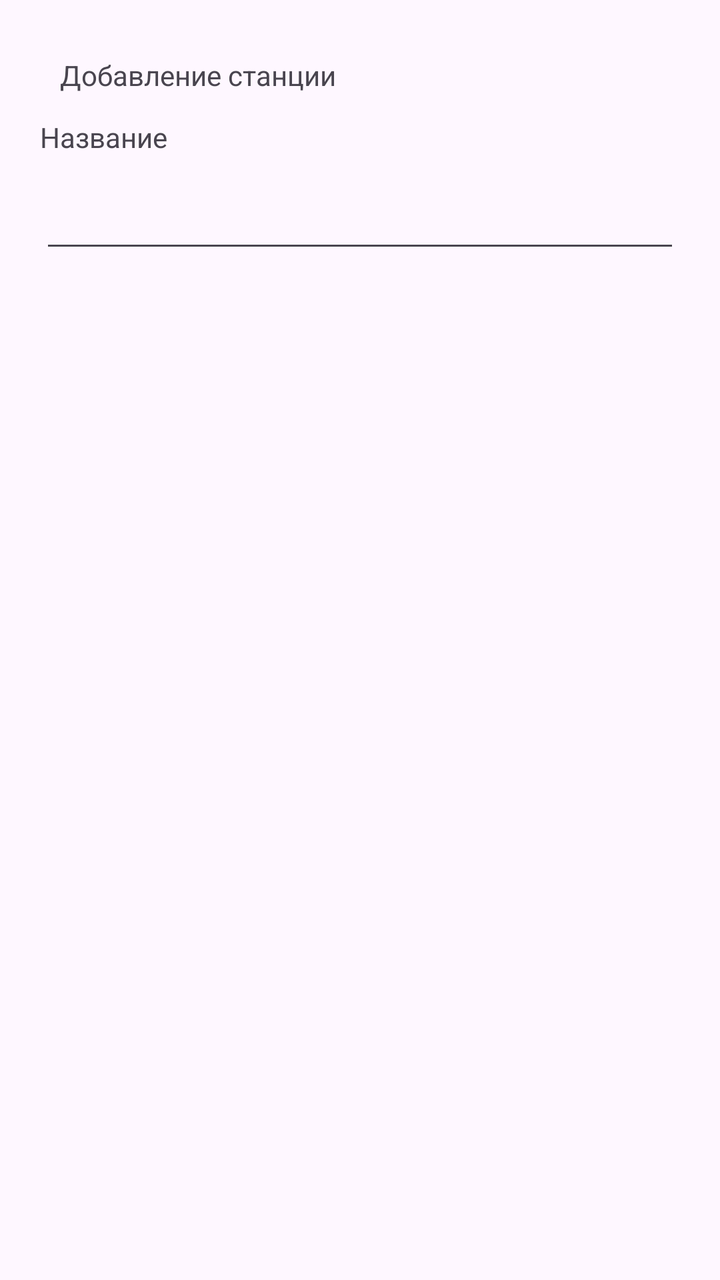
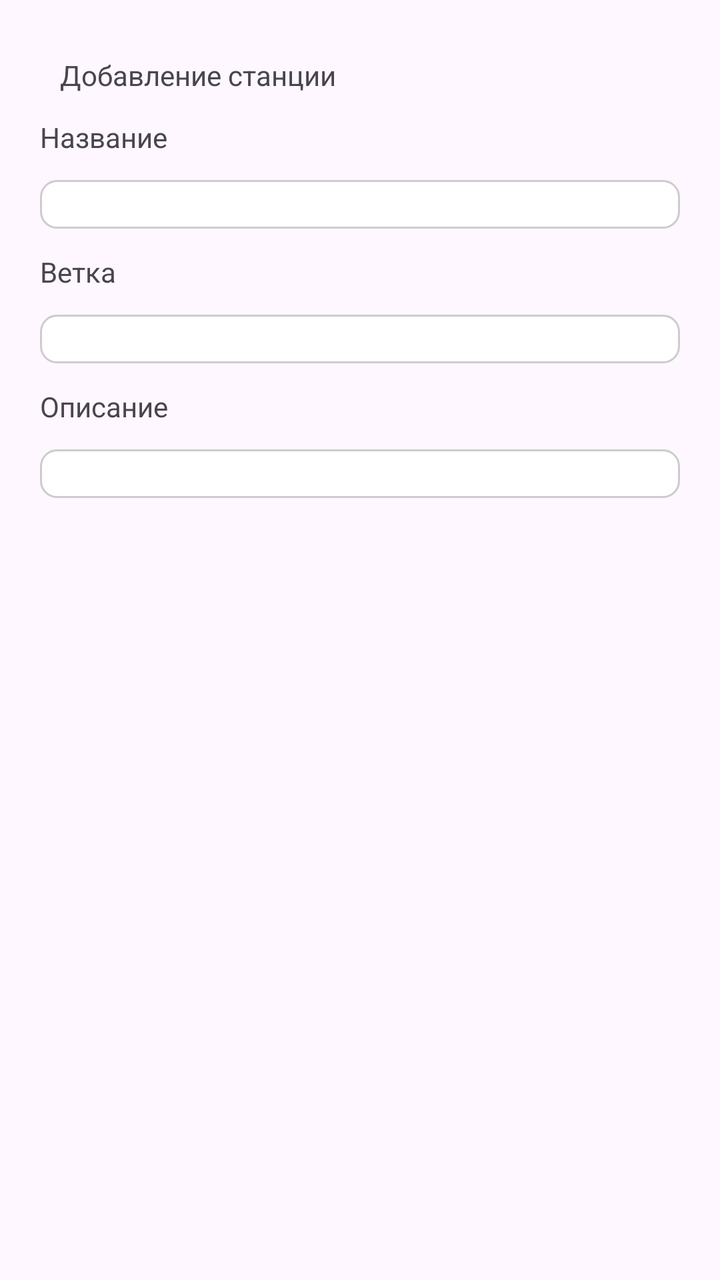

Compare the two renders of this Android layout. The source of the first and the diff that turns it into the second are given below.
<!-- AndroidManifest.xml: application theme Theme.VKR -->
<!-- res/layout/fragment_add_station.xml -->
<?xml version="1.0" encoding="utf-8"?>
<androidx.constraintlayout.widget.ConstraintLayout xmlns:android="http://schemas.android.com/apk/res/android"
    xmlns:app="http://schemas.android.com/apk/res-auto"
    xmlns:tools="http://schemas.android.com/tools"
    android:layout_width="match_parent"
    android:id="@+id/station_fragment"
    tools:context=".fragments.AddStationFragment"
    android:layout_height="match_parent">

    <ScrollView
        android:layout_width="match_parent"
        android:layout_height="match_parent"
        android:fillViewport="true"
        app:layout_constraintBottom_toBottomOf="parent"
        app:layout_constraintEnd_toEndOf="parent"
        app:layout_constraintStart_toStartOf="parent"
        app:layout_constraintTop_toTopOf="parent">

        <androidx.constraintlayout.widget.ConstraintLayout
            android:layout_width="match_parent"
            android:paddingHorizontal="20dp"

            android:layout_height="wrap_content">

            <TextView
                android:id="@+id/add_station_txt"
                android:layout_width="wrap_content"
                android:layout_height="wrap_content"
                android:layout_marginTop="28dp"
                android:text="Добавление станции"
                app:layout_constraintEnd_toEndOf="parent"
                app:layout_constraintHorizontal_bias="0.055"
                app:layout_constraintStart_toStartOf="parent"

                app:layout_constraintTop_toTopOf="parent" />





            <TextView
                android:id="@+id/add_station_name_txt"
                android:layout_width="0dp"
                android:layout_height="wrap_content"
                android:layout_marginTop="12dp"
                android:text="Название"
                app:layout_constraintEnd_toEndOf="parent"
                app:layout_constraintStart_toStartOf="parent"
                app:layout_constraintTop_toBottomOf="@+id/add_station_txt" />
            <EditText
                android:layout_width="0dp"
                android:layout_height="wrap_content"
                android:layout_marginTop="12dp"

                app:layout_constraintEnd_toEndOf="parent"
                app:layout_constraintStart_toStartOf="parent"
                app:layout_constraintTop_toBottomOf="@+id/add_station_name_txt" />



        </androidx.constraintlayout.widget.ConstraintLayout>
    </ScrollView>
</androidx.constraintlayout.widget.ConstraintLayout>
<!-- resources referenced by this layout -->
<resources>
  <style name="Theme.VKR" parent="Base.Theme.VKR" />
  <style name="Base.Theme.VKR" parent="Theme.Material3.DayNight.NoActionBar">
          
          
      </style>
</resources>

<!-- the commit's change to res/layout/fragment_add_station.xml (unified diff, before → after) -->
@@ -48,14 +48,57 @@
                 app:layout_constraintStart_toStartOf="parent"
                 app:layout_constraintTop_toBottomOf="@+id/add_station_txt" />
             <EditText
+                android:id="@+id/add_station_name_edit"
                 android:layout_width="0dp"
                 android:layout_height="wrap_content"
                 android:layout_marginTop="12dp"
+                android:background="@drawable/edit_text_rounded"
 
                 app:layout_constraintEnd_toEndOf="parent"
                 app:layout_constraintStart_toStartOf="parent"
                 app:layout_constraintTop_toBottomOf="@+id/add_station_name_txt" />
+            <TextView
+                android:id="@+id/add_station_branch_txt"
+                android:layout_width="0dp"
+                android:layout_height="wrap_content"
+                android:layout_marginTop="12dp"
+                android:text="Ветка"
+                app:layout_constraintEnd_toEndOf="parent"
+                app:layout_constraintStart_toStartOf="parent"
+                app:layout_constraintTop_toBottomOf="@+id/add_station_name_edit" />
+            <EditText
+                android:id="@+id/add_station_branch_edit"
 
+                android:layout_width="0dp"
+                android:layout_height="wrap_content"
+                android:layout_marginTop="12dp"
+                android:background="@drawable/edit_text_rounded"
+
+                app:layout_constraintEnd_toEndOf="parent"
+                app:layout_constraintStart_toStartOf="parent"
+                app:layout_constraintTop_toBottomOf="@+id/add_station_branch_txt" />
+
+            <TextView
+                android:id="@+id/add_station_description_txt"
+                android:layout_width="0dp"
+                android:layout_height="wrap_content"
+                android:layout_marginTop="12dp"
+                android:text="Описание"
+                app:layout_constraintEnd_toEndOf="parent"
+                app:layout_constraintStart_toStartOf="parent"
+                app:layout_constraintTop_toBottomOf="@+id/add_station_branch_edit" />
+            <EditText
+                android:id="@+id/add_station_description_edit"
+
+                android:layout_width="0dp"
+                android:layout_height="wrap_content"
+                android:layout_marginTop="12dp"
+                android:background="@drawable/edit_text_rounded"
+                android:inputType="textMultiLine"
+                android:gravity="top|start"
+                app:layout_constraintEnd_toEndOf="parent"
+                app:layout_constraintStart_toStartOf="parent"
+                app:layout_constraintTop_toBottomOf="@+id/add_station_description_txt" />
 
 
         </androidx.constraintlayout.widget.ConstraintLayout>
<!-- resource entries referenced after the edit -->
@@ -1,5 +1,12 @@
 <!-- resources referenced by this layout -->
 <resources>
+  <!-- drawable edit_text_rounded (drawable) -->
+  <shape xmlns:android="http://schemas.android.com/apk/res/android"
+      android:shape="rectangle">
+      <solid android:color="#FFFFFF" />
+      <corners android:radius="8dp" />
+      <stroke android:width="1dp" android:color="#CCCCCC" />
+  </shape>
   <style name="Theme.VKR" parent="Base.Theme.VKR" />
   <style name="Base.Theme.VKR" parent="Theme.Material3.DayNight.NoActionBar">
           
